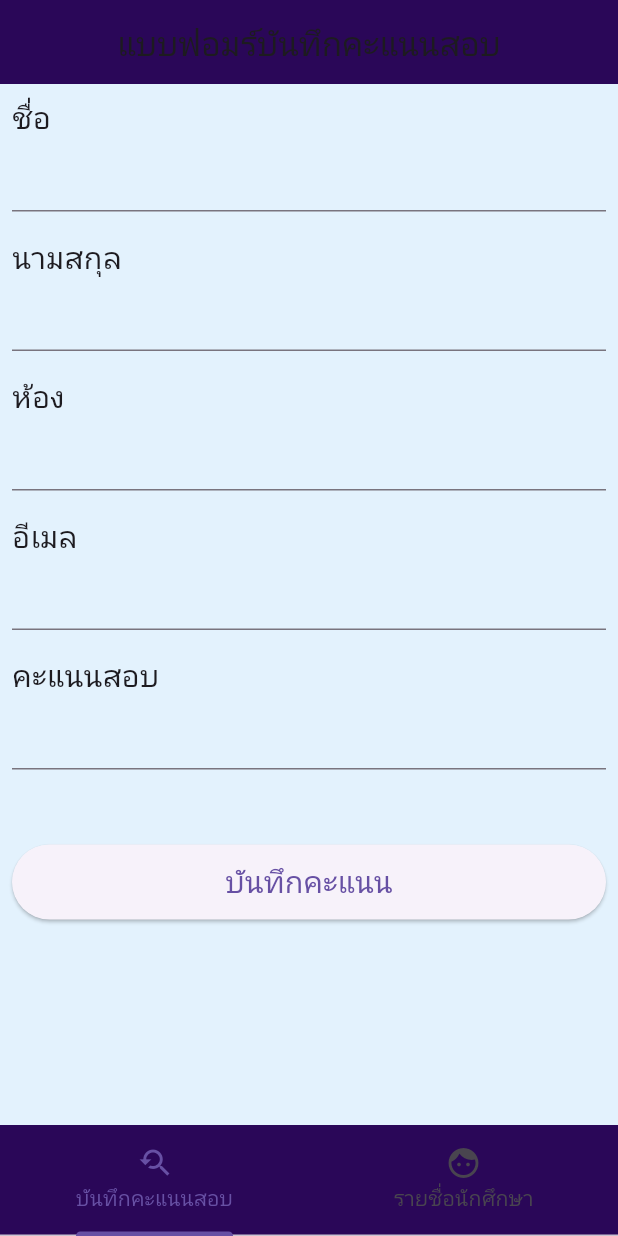
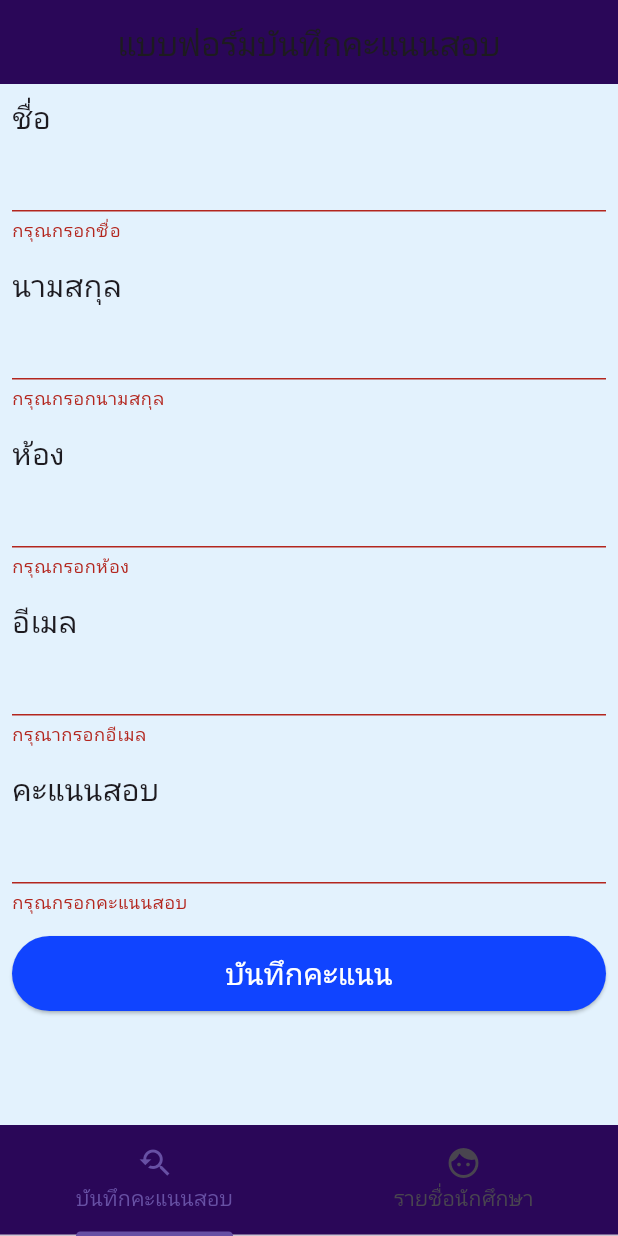
Before and after one commit to MickeyNice325/Workheadkuyfirebase, a Flutter app: the screen it shows after launch, after a tap on "บันทึกคะแนน", on a phone screen of 412 x 824 dp. Run offline on Flutter 3.47's test engine with Material 3 defaults, Android fonts, the phone set to English and light mode, and no system bars; our stand-ins replace cloud_firestore, firebase_core, form_field_validator; accounts and stored records are empty.

Commit message:
13/2/2568

```diff
--- a/lib/main.dart
+++ b/lib/main.dart
@@ -1,7 +1,19 @@
+import 'package:firebase_core/firebase_core.dart';
 import 'package:flutter/material.dart';
 import 'package:flutter_application_1/homepage.dart';
 
-void main() {
+void main() async {
+  await Firebase.initializeApp(
+      options: FirebaseOptions(
+          apiKey: "AIzaSyCTOqO0eEyVTPVdGwSCWYWs1HFIu7hqTP8",
+        authDomain: "my-app-flutter-c23e5.firebaseapp.com",
+        projectId: "my-app-flutter-c23e5",
+        storageBucket: "my-app-flutter-c23e5.firebasestorage.app",
+        messagingSenderId: "29952811754",
+        appId: "1:29952811754:web:487ec412fa96abb6d42d93",
+        measurementId: "G-WQZNEDEDEX"
+    ));
+
   runApp(const MyApp());
 }
 
@@ -13,10 +25,9 @@ class MyApp extends StatelessWidget {
     return MaterialApp(
       title: 'Flutter Firebase',
       theme: ThemeData(
-        appBarTheme: AppBarTheme(
-          backgroundColor: Color.fromARGB(255, 42, 7, 88),
-        )
-      ),
+          appBarTheme: AppBarTheme(
+        backgroundColor: Color.fromARGB(255, 42, 7, 88),
+      )),
       home: HomePage(),
     );
   }
--- a/lib/model/Student.dart
+++ b/lib/model/Student.dart
@@ -1,9 +1,9 @@
 class Student {
-  Stream? fname;
-  Stream? lname;
-  Stream? room;
-  Stream? emil;
-  Stream? score;
+  String? fname;
+  String? lname;
+  String? room;
+  String? email;
+  String? score;
 
-  Student({this.fname,this.lname,this.room,this.emil,this.score,});
+  Student({this.fname,this.lname,this.room,this.email,this.score,});
 }
--- a/lib/screen/formscreen.dart
+++ b/lib/screen/formscreen.dart
@@ -1,5 +1,8 @@
+import 'package:cloud_firestore/cloud_firestore.dart';
+import 'package:firebase_core/firebase_core.dart';
 import 'package:flutter/material.dart';
 import 'package:flutter_application_1/model/Student.dart';
+import 'package:form_field_validator/form_field_validator.dart';
 
 class FormScreen extends StatefulWidget {
   const FormScreen({super.key});
@@ -11,61 +14,143 @@ class FormScreen extends StatefulWidget {
 class _FormScreenState extends State<FormScreen> {
   final formKey = GlobalKey<FormState>();
   Student myStudent = Student();
+  //เตรียม firebase
+  final Future<FirebaseApp> firebase = Firebase.initializeApp();
+  CollectionReference _studentCollection = FirebaseFirestore.instance.collection('student');
   @override
   Widget build(BuildContext context) {
+    return FutureBuilder(
+        future: firebase,
+        builder: (context, snapshot) {
+          //กรณีที่มีerror เกิดขี้นจากการเชื่อมต่อ
+          if (snapshot.hasError) {
+            return Scaffold(
+              appBar: AppBar(title: Text('Error')),
+              body: Center(child: Text('${snapshot.error}')),
+            );
+          }
+          //ถ้าเข้าได้
+          if (snapshot.connectionState == ConnectionState.done) {
 return Scaffold(
               appBar: AppBar(
-        title: Text('แบบฟอมร์บันทึกคะแนนสอบ'),
+                title: Text("แบบฟอร์มบันทึกคะแนนสอบ"),
                 centerTitle: true,
               ),
-      body: SingleChildScrollView(
-        child: Padding(
+              body: Padding(
                 padding: const EdgeInsets.all(8.0),
+                child: SingleChildScrollView(
                   child: Container(
                     child: Form(
                       key: formKey,
                       child: Column(
                           crossAxisAlignment: CrossAxisAlignment.start,
                           children: [
-                  Text('ชื่อ', style: TextStyle(fontSize: 20)),
-                  TextFormField(onSaved: (String? fname) {
-                    myStuden.fname = fname;
-                  }),
-                  SizedBox(height: 16),
-                  Text('นามสกุล', style: TextStyle(fontSize: 20)),
-                    TextFormField(onSaved: (String? lname) {
-                    myStuden.lname = lname;
-                  }),
-                  SizedBox(height: 16),
-                  Text('ห้อง', style: TextStyle(fontSize: 20)),
-                  TextFormField(onSaved: (String? room) {
-                    myStuden.room = room;
-                  }),
-                  SizedBox(height: 16),
-                  Text('อีเมล', style: TextStyle(fontSize: 20)),
-                  TextFormField(onSaved: (String? email) {
-                    myStuden.email = email;
-                  }),
-                  SizedBox(height: 16),
-                  Text('คะแนนสอบ', style: TextStyle(fontSize: 20)),
-                  TextFormField(onSaved: (String? score) {
-                    myStuden.score = score;
-                  }),
+                            Text(
+                              "ชื่อ",
+                              style: TextStyle(fontSize: 20),
+                            ),
+                            TextFormField(
+                              validator:
+                                  RequiredValidator(errorText: "กรุณกรอกชื่อ"),
+                              onSaved: (String? fname) {
+                                myStudent.fname = fname;
+                              },
+                              keyboardType: TextInputType.text,
+                            ),
                             SizedBox(
-                    height: 50,
+                              height: 15,
+                            ),
+                            Text(
+                              "นามสกุล",
+                              style: TextStyle(fontSize: 20),
+                            ),
+                            TextFormField(
+                              validator: RequiredValidator(
+                                  errorText: "กรุณกรอกนามสกุล"),
+                              onSaved: (String? lname) {
+                                myStudent.lname = lname;
+                              },
+                              keyboardType: TextInputType.text,
+                            ),
+                            SizedBox(
+                              height: 15,
+                            ),
+                            Text(
+                              "ห้อง",
+                              style: TextStyle(fontSize: 20),
+                            ),
+                            TextFormField(
+                              validator:
+                                  RequiredValidator(errorText: "กรุณกรอกห้อง"),
+                              onSaved: (String? room) {
+                                myStudent.room = room;
+                              },
+                              keyboardType: TextInputType.text,
+                            ),
+                            SizedBox(
+                              height: 15,
+                            ),
+                            Text(
+                              "อีเมล",
+                              style: TextStyle(fontSize: 20),
+                            ),
+                            TextFormField(
+                              validator: MultiValidator([
+                                EmailValidator(
+                                    errorText: "รูปแบบอีเมลไม่ถูกต้อง"),
+                                RequiredValidator(errorText: "กรุณากรอกอีเมล")
+                              ]),
+                              onSaved: (String? email) {
+                                myStudent.email = email;
+                              },
+                              keyboardType: TextInputType.emailAddress,
+                            ),
+                            SizedBox(
+                              height: 15,
+                            ),
+                            Text(
+                              "คะแนนสอบ",
+                              style: TextStyle(fontSize: 20),
+                            ),
+                            TextFormField(
+                              validator: RequiredValidator(
+                                  errorText: "กรุณกรอกคะแนนสอบ"),
+                              onSaved: (String? score) {
+                                myStudent.score = score;
+                              },
+                              keyboardType: TextInputType.number,
+                            ),
+                            SizedBox(
+                              height: 15,
                             ),
                             SizedBox(
                               height: 50,
                               width: double.infinity,
                               child: ElevatedButton(
-                      onPressed: () {},
-                      child:
-                          Text('บันทึกคะแนน', style: TextStyle(fontSize: 20)),
+                                onPressed: () async {
+                                  if (formKey.currentState!.validate()) {
+                                    formKey.currentState?.save();
+                                    await _studentCollection.add({
+                                      "fname": myStudent.fname,
+                                      "lname": myStudent.lname,
+                                      "room": myStudent.room,
+                                      "email": myStudent.email,
+                                      "score": myStudent.score,
+                                    });
+                                    formKey.currentState!.reset();
+                                  }
+                                },
+                                child: Text(
+                                  "บันทึกคะแนน",
+                                  style: TextStyle(fontSize: 20),
+                                ),
+                                style: ElevatedButton.styleFrom(
+                                    foregroundColor: Colors.white,
+                                    backgroundColor:
+                                        Color.fromARGB(255, 16, 68, 255)),
                               ),
                             ),
-                  SizedBox(height: 16),
-                ],
-              ),
+                          ]),
                     ),
                   ),
                 ),
@@ -73,4 +158,12 @@ class _FormScreenState extends State<FormScreen> {
               backgroundColor: Colors.blue[50],
             );
           }
+          //กรณีที่ไม่เกิด Error ให้โหลดข้อมูลหน้าแอป
+          return Scaffold(
+            body: Center(
+              child: CircularProgressIndicator(),
+            ),
+          );
+        });
   }
+}
--- a/pubspec.yaml
+++ b/pubspec.yaml
@@ -35,6 +35,9 @@ dependencies:
   # The following adds the Cupertino Icons font to your application.
   # Use with the CupertinoIcons class for iOS style icons.
   cupertino_icons: ^1.0.2
+  form_field_validator: ^1.1.0
+  firebase_core: ^2.24.2
+  cloud_firestore: ^4.14.0
 
 dev_dependencies:
   flutter_test:
```
Also changed, not shown: pubspec.lock, 7 other files. Lines whose indentation alone changed are shown as unchanged.
